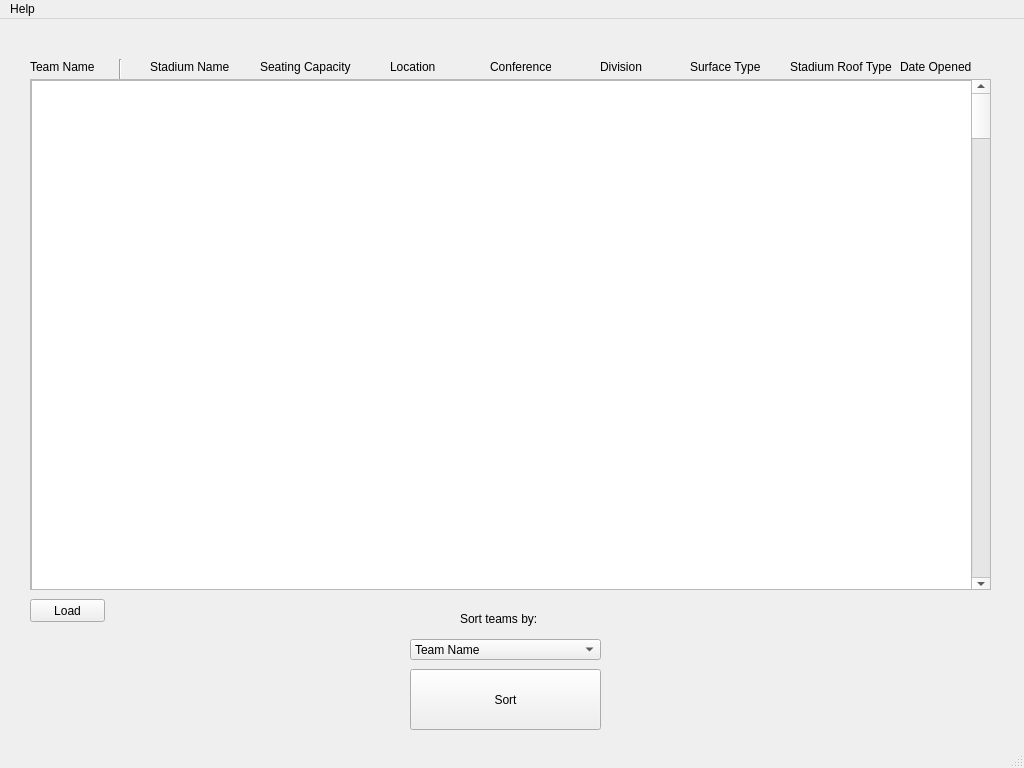
Above: mainwindow.ui from rcatalasan/NFL-Pamphlet before the change. Below: the same form after it.
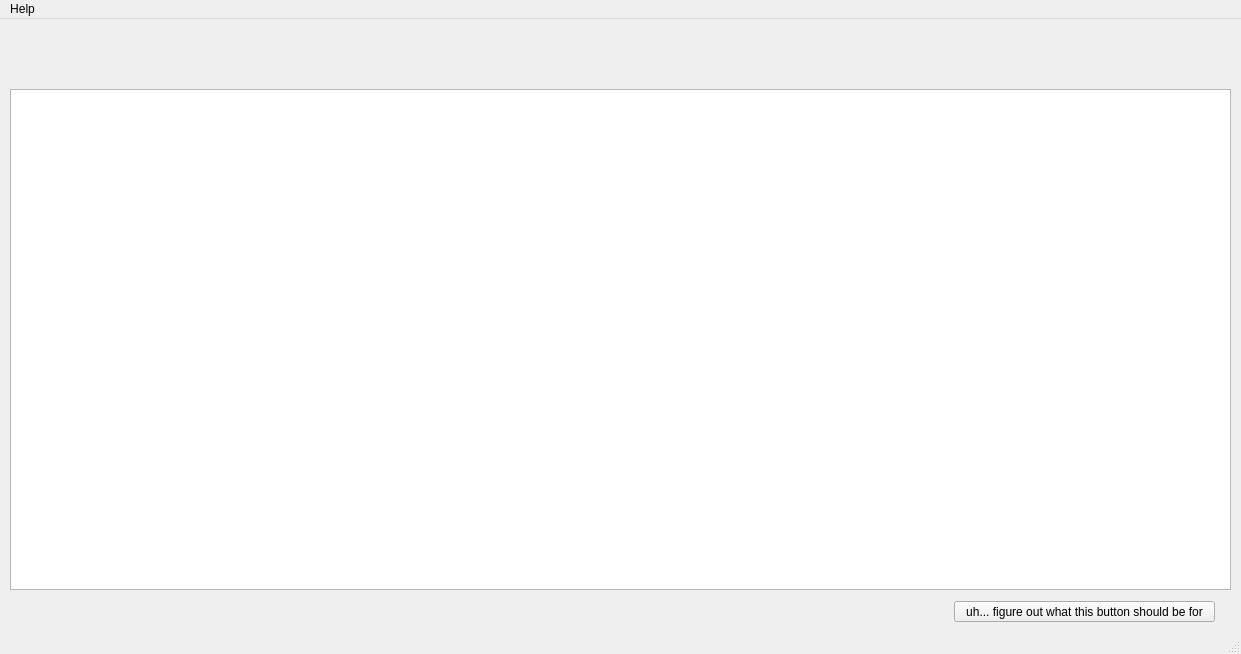
That is the form after the change.

Diff of the .ui file:
```diff
--- a/mainwindow.ui
+++ b/mainwindow.ui
@@ -6,8 +6,8 @@
    <rect>
     <x>0</x>
     <y>0</y>
-    <width>1024</width>
-    <height>768</height>
+    <width>1241</width>
+    <height>654</height>
    </rect>
   </property>
   <property name="sizePolicy">
@@ -18,14 +18,14 @@
   </property>
   <property name="minimumSize">
    <size>
-    <width>1024</width>
-    <height>768</height>
+    <width>1241</width>
+    <height>654</height>
    </size>
   </property>
   <property name="maximumSize">
    <size>
-    <width>1024</width>
-    <height>768</height>
+    <width>1241</width>
+    <height>654</height>
    </size>
   </property>
   <property name="windowTitle">
@@ -35,259 +35,27 @@
    <double>1.000000000000000</double>
   </property>
   <widget class="QWidget" name="centralwidget">
-   <widget class="QComboBox" name="comboBox">
+   <widget class="QTableWidget" name="tableWidget">
     <property name="geometry">
      <rect>
-      <x>410</x>
-      <y>620</y>
-      <width>191</width>
-      <height>21</height>
+      <x>10</x>
+      <y>70</y>
+      <width>1221</width>
+      <height>501</height>
      </rect>
     </property>
-    <item>
-     <property name="text">
-      <string>Team Name</string>
-     </property>
-    </item>
-    <item>
-     <property name="text">
-      <string>Stadium Name</string>
-     </property>
-    </item>
-    <item>
-     <property name="text">
-      <string>Seating Capacity</string>
-     </property>
-    </item>
-    <item>
-     <property name="text">
-      <string>Location</string>
-     </property>
-    </item>
-    <item>
-     <property name="text">
-      <string>Team Name</string>
-     </property>
-    </item>
-    <item>
-     <property name="text">
-      <string>AFC Team Name</string>
-     </property>
-    </item>
    </widget>
    <widget class="QPushButton" name="pushButton">
     <property name="geometry">
      <rect>
-      <x>410</x>
-      <y>650</y>
-      <width>191</width>
-      <height>61</height>
+      <x>954</x>
+      <y>582</y>
+      <width>261</width>
+      <height>21</height>
      </rect>
     </property>
     <property name="text">
-     <string>Sort</string>
-    </property>
-   </widget>
-   <widget class="QLabel" name="label">
-    <property name="geometry">
-     <rect>
-      <x>460</x>
-      <y>590</y>
-      <width>131</width>
-      <height>20</height>
-     </rect>
-    </property>
-    <property name="text">
-     <string>Sort teams by:</string>
-    </property>
-   </widget>
-   <widget class="QScrollArea" name="scrollArea">
-    <property name="geometry">
-     <rect>
-      <x>30</x>
-      <y>60</y>
-      <width>961</width>
-      <height>511</height>
-     </rect>
-    </property>
-    <property name="widgetResizable">
-     <bool>true</bool>
-    </property>
-    <widget class="QWidget" name="scrollAreaWidgetContents">
-     <property name="geometry">
-      <rect>
-       <x>0</x>
-       <y>0</y>
-       <width>959</width>
-       <height>509</height>
-      </rect>
-     </property>
-     <widget class="QScrollBar" name="TeamsScroll">
-      <property name="geometry">
-       <rect>
-        <x>940</x>
-        <y>0</y>
-        <width>20</width>
-        <height>511</height>
-       </rect>
-      </property>
-      <property name="orientation">
-       <enum>Qt::Vertical</enum>
-      </property>
-     </widget>
-     <widget class="QTableView" name="tableView">
-      <property name="geometry">
-       <rect>
-        <x>0</x>
-        <y>0</y>
-        <width>941</width>
-        <height>521</height>
-       </rect>
-      </property>
-     </widget>
-    </widget>
-   </widget>
-   <widget class="QPushButton" name="pushButton_2">
-    <property name="geometry">
-     <rect>
-      <x>30</x>
-      <y>580</y>
-      <width>75</width>
-      <height>23</height>
-     </rect>
-    </property>
-    <property name="text">
-     <string>Load</string>
-    </property>
-   </widget>
-   <widget class="QLabel" name="teamNameLabel">
-    <property name="geometry">
-     <rect>
-      <x>30</x>
-      <y>40</y>
-      <width>71</width>
-      <height>16</height>
-     </rect>
-    </property>
-    <property name="text">
-     <string>Team Name</string>
-    </property>
-   </widget>
-   <widget class="QLabel" name="StadiumNameLabel">
-    <property name="geometry">
-     <rect>
-      <x>150</x>
-      <y>40</y>
-      <width>81</width>
-      <height>16</height>
-     </rect>
-    </property>
-    <property name="text">
-     <string>Stadium Name</string>
-    </property>
-   </widget>
-   <widget class="QLabel" name="SurfaceTypeLabel">
-    <property name="geometry">
-     <rect>
-      <x>690</x>
-      <y>40</y>
-      <width>71</width>
-      <height>16</height>
-     </rect>
-    </property>
-    <property name="text">
-     <string>Surface Type</string>
-    </property>
-   </widget>
-   <widget class="QLabel" name="DivisionLabel">
-    <property name="geometry">
-     <rect>
-      <x>600</x>
-      <y>40</y>
-      <width>47</width>
-      <height>16</height>
-     </rect>
-    </property>
-    <property name="text">
-     <string>Division</string>
-    </property>
-   </widget>
-   <widget class="QLabel" name="ConferenceLabel">
-    <property name="geometry">
-     <rect>
-      <x>490</x>
-      <y>40</y>
-      <width>61</width>
-      <height>16</height>
-     </rect>
-    </property>
-    <property name="text">
-     <string>Conference</string>
-    </property>
-   </widget>
-   <widget class="QLabel" name="LocationLabel">
-    <property name="geometry">
-     <rect>
-      <x>390</x>
-      <y>40</y>
-      <width>61</width>
-      <height>16</height>
-     </rect>
-    </property>
-    <property name="text">
-     <string>Location</string>
-    </property>
-   </widget>
-   <widget class="QLabel" name="SeatingCapacityLabel">
-    <property name="geometry">
-     <rect>
-      <x>260</x>
-      <y>40</y>
-      <width>91</width>
-      <height>16</height>
-     </rect>
-    </property>
-    <property name="text">
-     <string>Seating Capacity</string>
-    </property>
-   </widget>
-   <widget class="QLabel" name="StadiumRoofTypeLabel">
-    <property name="geometry">
-     <rect>
-      <x>790</x>
-      <y>40</y>
-      <width>131</width>
-      <height>16</height>
-     </rect>
-    </property>
-    <property name="text">
-     <string>Stadium Roof Type</string>
-    </property>
-   </widget>
-   <widget class="QLabel" name="DateOpenedLabel">
-    <property name="geometry">
-     <rect>
-      <x>900</x>
-      <y>40</y>
-      <width>101</width>
-      <height>16</height>
-     </rect>
-    </property>
-    <property name="text">
-     <string>Date Opened</string>
-    </property>
-   </widget>
-   <widget class="Line" name="line">
-    <property name="geometry">
-     <rect>
-      <x>110</x>
-      <y>40</y>
-      <width>21</width>
-      <height>20</height>
-     </rect>
-    </property>
-    <property name="orientation">
-     <enum>Qt::Vertical</enum>
+     <string>uh... figure out what this button should be for</string>
     </property>
    </widget>
   </widget>
@@ -296,7 +64,7 @@
     <rect>
      <x>0</x>
      <y>0</y>
-     <width>1024</width>
+     <width>1241</width>
      <height>21</height>
     </rect>
    </property>
```
Left out of the diff: 21 changed lines with no effect on the pictures.
